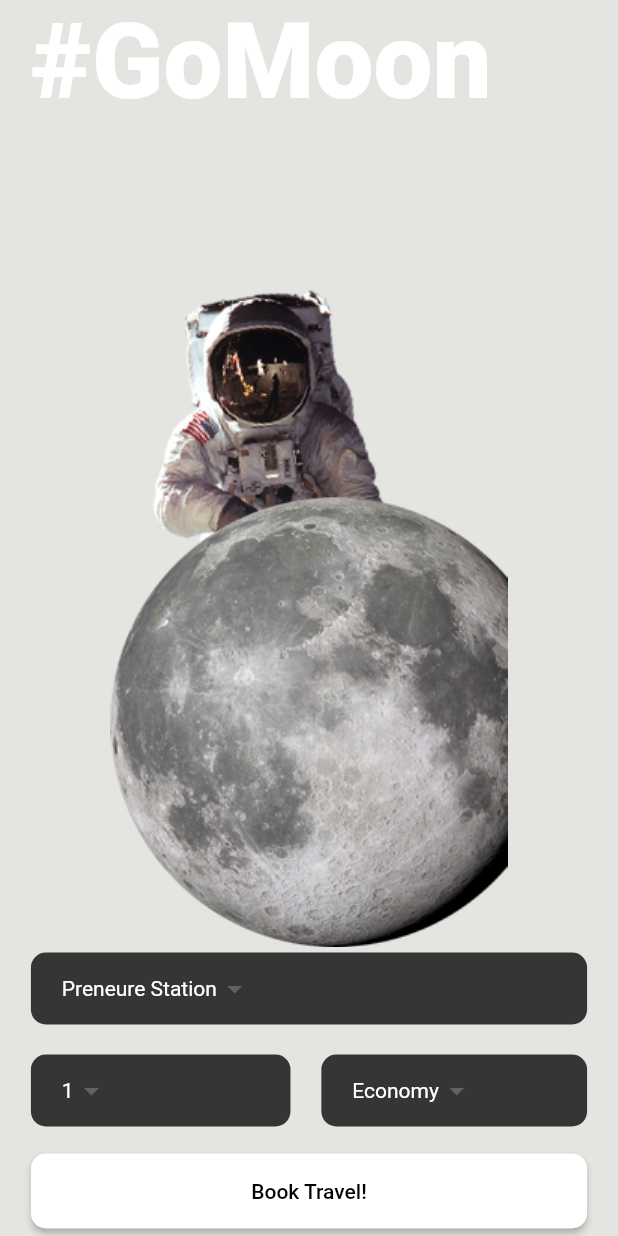
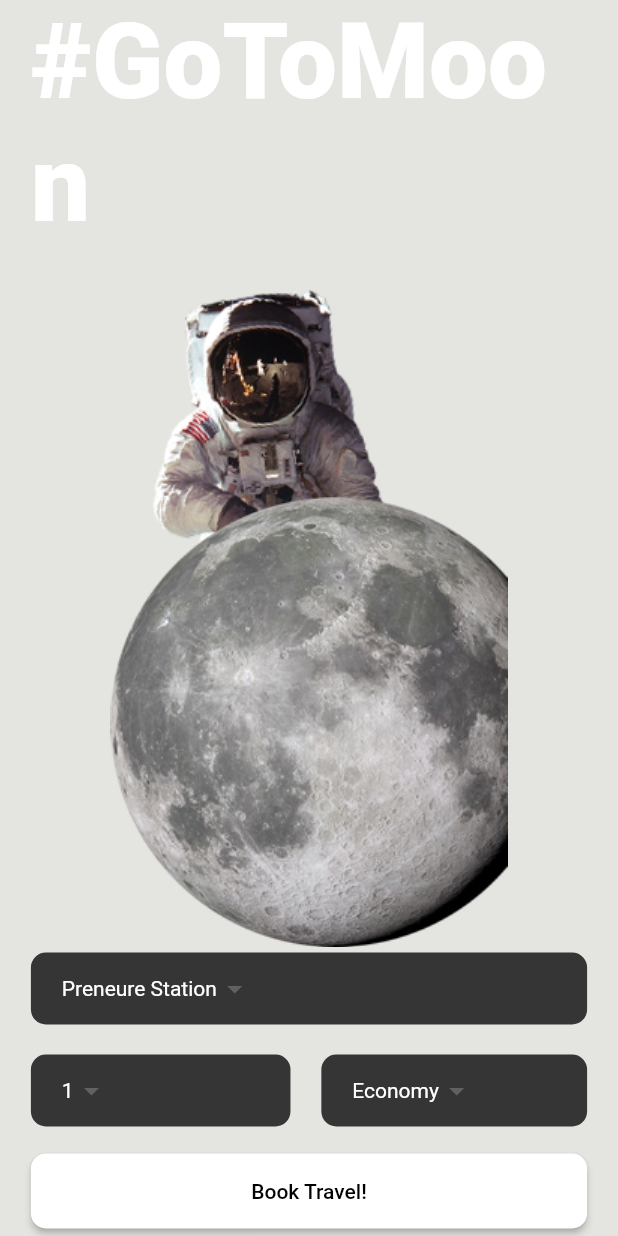
Before and after one commit to Nuri801/new_go_to_moon_UI, a Flutter app: the screen it shows after launch, on a phone screen of 412 x 824 dp. Run offline on Flutter 3.47's test engine with Material 2 defaults, Android fonts, the phone set to English and light mode, and no system bars.

```diff
--- a/lib/pages/home_page.dart
+++ b/lib/pages/home_page.dart
@@ -63,7 +63,7 @@ class HomePage extends StatelessWidget {
 
   Widget _pageTitle() {
     return const Text(
-      '#GoMoon',
+      '#GoToMoon',
       style: TextStyle(
         fontSize: 70,
         color: Colors.white,
```
